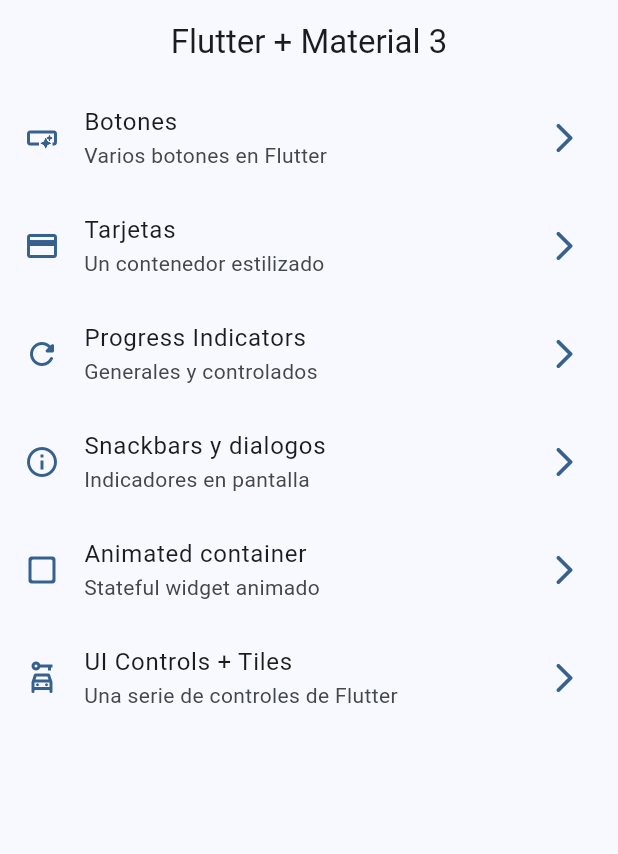
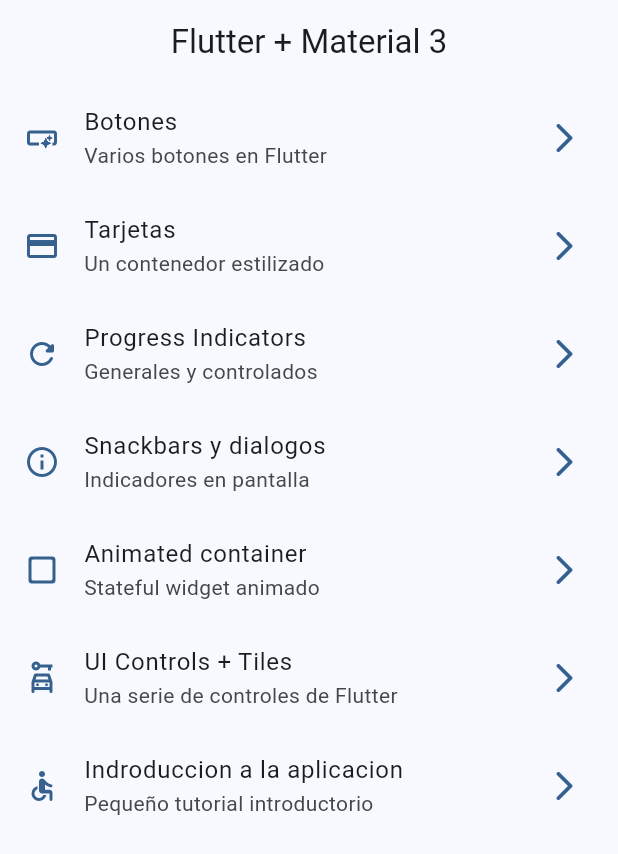
Before and after one commit to PauloSantiB/widgets_app, a Flutter app: the screen it shows after launch, on a phone screen of 412 x 824 dp. Shown: the top 854 px of the screen. Run offline on Flutter 3.47's test engine with Material 3 defaults, Android fonts, the phone set to English and light mode, and no system bars; our stand-ins replace go_router.

```diff
--- a/lib/config/router/app_router.dart
+++ b/lib/config/router/app_router.dart
@@ -50,5 +50,11 @@ final appRouter = GoRouter(
       name:   UiControlsScreen.name,
       builder: (context, state) => const UiControlsScreen(),
     ),
+
+    GoRoute(
+      path: '/tutorial',
+      name:   AppTutorialScreen.name,
+      builder: (context, state) => const AppTutorialScreen(),
+    ),
   ],
 );
--- a/lib/config/theme/menu/menu_items.dart
+++ b/lib/config/theme/menu/menu_items.dart
@@ -61,4 +61,11 @@ const appMenuItems = <MenuItem>[
    link: '/ui-controls',
    icon: Icons.car_rental_outlined
    ),
+
+   MenuItem(
+    title: 'Indroduccion a la aplicacion',
+   subTitle: 'Pequeño tutorial introductorio',
+   link: '/tutorial',
+   icon: Icons.accessible_rounded
+   ),
 ];
--- a/pubspec.yaml
+++ b/pubspec.yaml
@@ -18,3 +18,6 @@ dev_dependencies:
 
 flutter:
   uses-material-design: true
+
+  assets:
+ - assets/images/
```
Also changed, not shown: assets/Images/1.png (added), assets/Images/2.png (added), assets/Images/3.png (added), assets/Images/jar-loading.gif (added).
